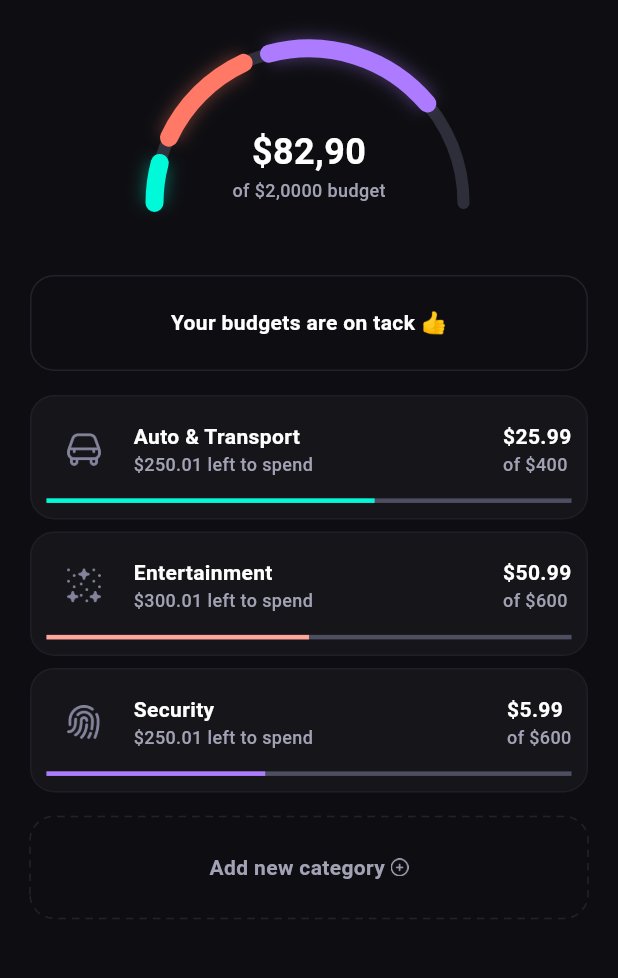
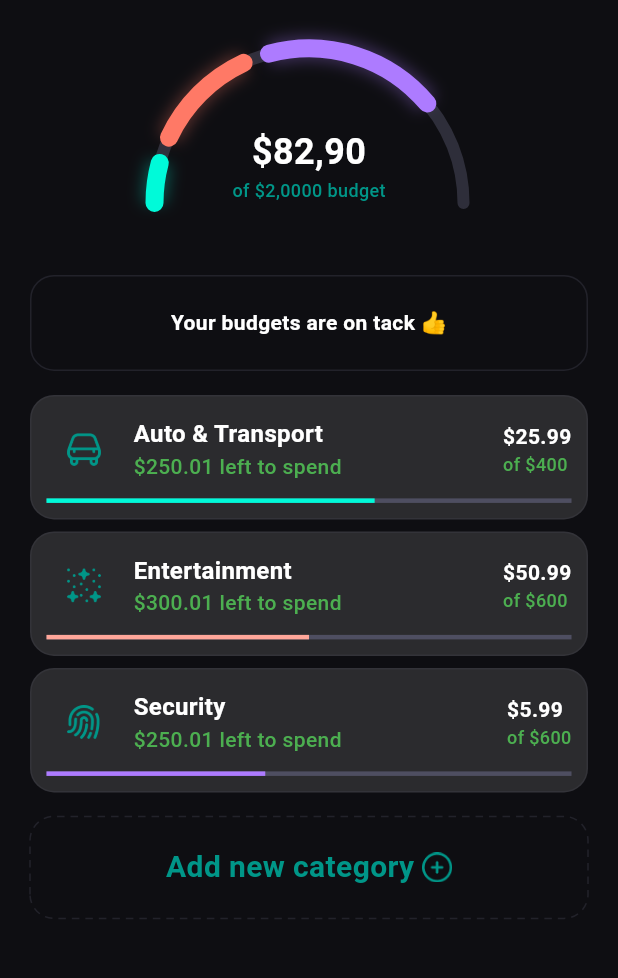
Before and after one commit to NgocLong2003/finance_app, a Flutter app: the SpendingBudgetsView screen opened directly, on a phone screen of 412 x 824 dp, the part 107-1085 px from its top. Run offline on Flutter 3.47's test engine with Material 3 defaults, Android fonts, the phone set to English and light mode, and no system bars; drawn by our look-alikes of dotted_border; our stand-ins replace carousel_slider, cloud_firestore, firebase_auth, firebase_core, google_sign_in, scrollable_positioned_list; accounts and stored records are empty.

Commit message:
Add light theme to Spending View and Card view, Main view and main tab view not completed

```diff
--- a/lib/common_widget/budgets_row.dart
+++ b/lib/common_widget/budgets_row.dart
@@ -1,6 +1,8 @@
 import 'package:flutter/material.dart';
+import 'package:provider/provider.dart';
 
 import '../common/color_extension.dart';
+import '../view/theme/theme_notifier.dart';
 
 class BudgetsRow extends StatelessWidget {
   final Map bObj;
@@ -10,7 +12,9 @@ class BudgetsRow extends StatelessWidget {
 
   @override
   Widget build(BuildContext context) {
-
+    final themeNotifier = Provider.of<ThemeNotifier>(context);
+    ThemeData currentTheme = Theme.of(context);
+    bool dark = currentTheme == ThemeMode.dark;
     var proVal = (double.tryParse(bObj["left_amount"]) ?? 0) / (double.tryParse(bObj["total_budget"]) ?? 0);
 
     return Padding(
@@ -25,7 +29,7 @@ class BudgetsRow extends StatelessWidget {
             border: Border.all(
               color: TColor.border.withOpacity(0.05),
             ),
-            color: TColor.gray60.withOpacity(0.1),
+            color: dark?TColor.gray60.withOpacity(0.1): Colors.grey.withOpacity(0.2),
             borderRadius: BorderRadius.circular(16),
           ),
           alignment: Alignment.center,
@@ -41,7 +45,7 @@ class BudgetsRow extends StatelessWidget {
                       bObj["icon"],
                       width: 30,
                       height: 30,
-                      color: TColor.gray40,
+                      color: dark?TColor.gray40:Colors.teal,
                     ),
                   ),
                   const SizedBox(
@@ -55,15 +59,15 @@ class BudgetsRow extends StatelessWidget {
                         Text(
                           bObj["name"],
                           style: TextStyle(
-                              color: TColor.white,
-                              fontSize: 14,
+                              color: themeNotifier.textColor,
+                              fontSize: 16,
                               fontWeight: FontWeight.w600),
                         ),
                         Text(
                           "\$${bObj["left_amount"]} left to spend",
                           style: TextStyle(
-                              color: TColor.gray30,
-                              fontSize: 12,
+                              color: dark?TColor.gray30:Colors.green,
+                              fontSize: 14,
                               fontWeight: FontWeight.w500),
                         ),
                       ],
@@ -79,14 +83,14 @@ class BudgetsRow extends StatelessWidget {
                         Text(
                           "\$${bObj["spend_amount"]}",
                           style: TextStyle(
-                              color: TColor.white,
+                              color: themeNotifier.textColor,
                               fontSize: 14,
                               fontWeight: FontWeight.w600),
                         ),
                         Text(
                           "of \$${bObj["total_budget"]}",
                           style: TextStyle(
-                              color: TColor.gray30,
+                              color: dark?TColor.gray30:Colors.green,
                               fontSize: 12,
                               fontWeight: FontWeight.w500),
                         ),
--- a/lib/view/spending_budgets/spending_budgets_view.dart
+++ b/lib/view/spending_budgets/spending_budgets_view.dart
@@ -1,10 +1,12 @@
 import 'package:dotted_border/dotted_border.dart';
 import 'package:flutter/material.dart';
+import 'package:provider/provider.dart';
 import 'package:trackizer/common/color_extension.dart';
 import 'package:trackizer/common_widget/budgets_row.dart';
 import 'package:trackizer/common_widget/custom_arc_180_painter.dart';
 
 import '../settings/settings_view.dart';
+import '../theme/theme_notifier.dart';
 
 class SpendingBudgetsView extends StatefulWidget {
   const SpendingBudgetsView({super.key});
@@ -14,6 +16,7 @@ class SpendingBudgetsView extends StatefulWidget {
 }
 
 class _SpendingBudgetsViewState extends State<SpendingBudgetsView> {
+
   List budgetArr = [
     {
       "name": "Auto & Transport",
@@ -43,9 +46,12 @@ class _SpendingBudgetsViewState extends State<SpendingBudgetsView> {
 
   @override
   Widget build(BuildContext context) {
+    final themeNotifier = Provider.of<ThemeNotifier>(context);
+    ThemeData currentTheme = Theme.of(context);
+    bool dark = currentTheme == ThemeMode.dark;
     var media = MediaQuery.sizeOf(context);
     return Scaffold(
-      backgroundColor: TColor.gray,
+      backgroundColor: themeNotifier.backgroundColor,
       body: SingleChildScrollView(
         child: Column(
           children: [
@@ -90,14 +96,14 @@ class _SpendingBudgetsViewState extends State<SpendingBudgetsView> {
                     Text(
                       "\$82,90",
                       style: TextStyle(
-                          color: TColor.white,
+                          color: themeNotifier.textColor,
                           fontSize: 24,
                           fontWeight: FontWeight.w700),
                     ),
                     Text(
                       "of \$2,0000 budget",
                       style: TextStyle(
-                          color: TColor.gray30,
+                          color: dark?TColor.gray30:Colors.teal,
                           fontSize: 12,
                           fontWeight: FontWeight.w500),
                     ),
@@ -129,7 +135,7 @@ class _SpendingBudgetsViewState extends State<SpendingBudgetsView> {
                       Text(
                         "Your budgets are on tack 👍",
                         style: TextStyle(
-                            color: TColor.white,
+                            color: themeNotifier.textColor,
                             fontSize: 14,
                             fontWeight: FontWeight.w600),
                       ),
@@ -176,15 +182,15 @@ class _SpendingBudgetsViewState extends State<SpendingBudgetsView> {
                         Text(
                           "Add new category ",
                           style: TextStyle(
-                              color: TColor.gray30,
-                              fontSize: 14,
+                              color: dark?TColor.gray30:Colors.teal,
+                              fontSize: 20,
                               fontWeight: FontWeight.w600),
                         ),
                         Image.asset(
                           "assets/img/add.png",
-                          width: 12,
-                          height: 12,
-                          color: TColor.gray30,
+                          width: 20,
+                          height: 20,
+                          color:  dark?TColor.gray30:Colors.teal,
                         )
                       ],
                     ),
--- a/pubspec.yaml
+++ b/pubspec.yaml
@@ -30,7 +30,6 @@ environment:
 dependencies:
   flutter:
     sdk: flutter
-  provider: ^6.0.0
   shared_preferences: ^2.0.15
 
 
```
Also changed, not shown: lib/view/card/cards_view.dart (+15 -6 lines).
